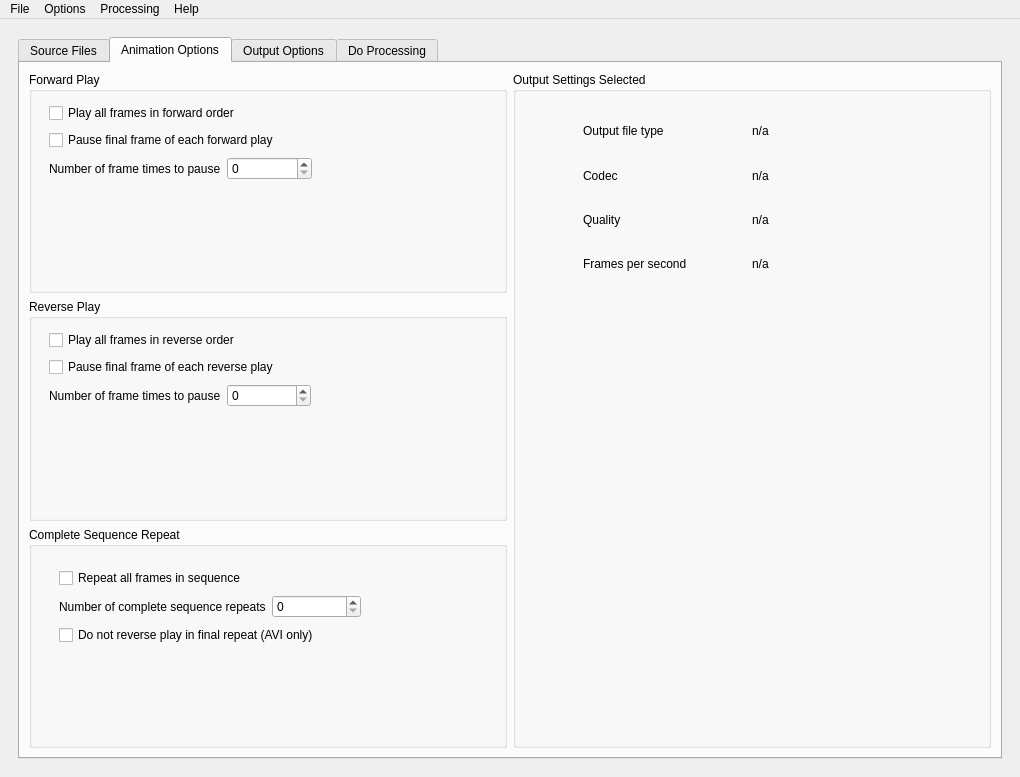
Qt form ui/pipp.ui (openastroproject/oaPIPP) before a commit.
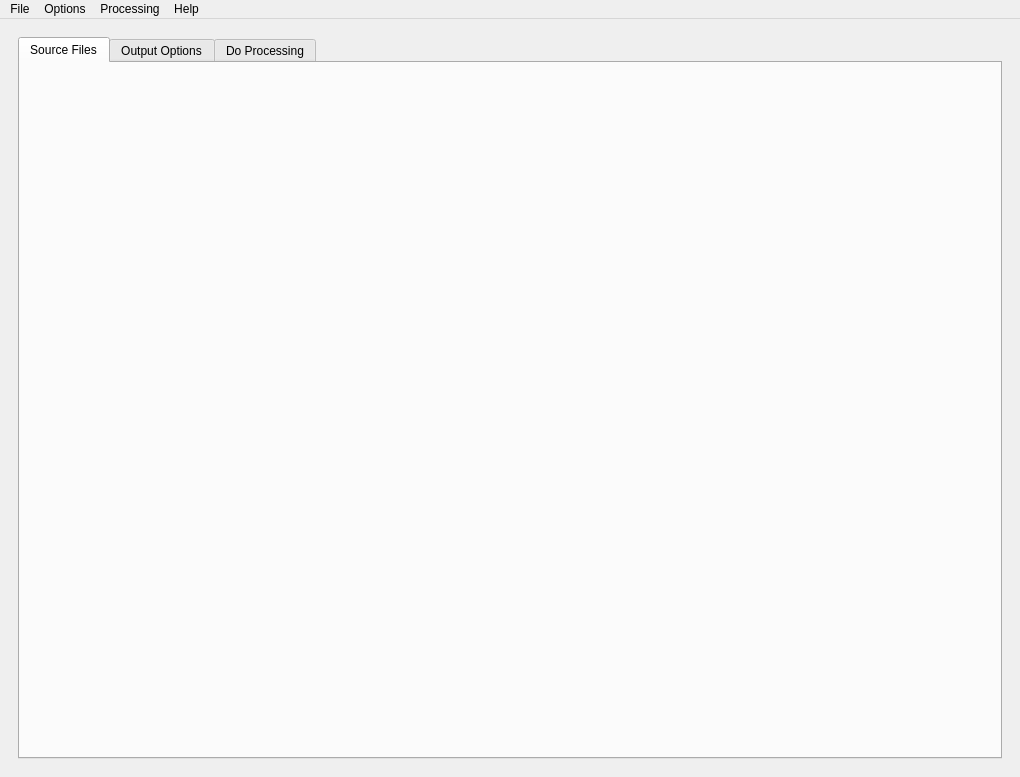
The same form after that commit. The open tabs and pages were chosen to show the change.

Commit message: Implement animation options UI

```diff
--- a/ui/pipp.ui
+++ b/ui/pipp.ui
@@ -30,237 +30,6 @@
           <layout class="QVBoxLayout" name="sourceFilesLayout">
           </layout>
          </widget>
-         <widget class="QWidget" name="animationOptionsTab">
-          <attribute name="title">
-           <string>Animation Options</string>
-          </attribute>
-          <layout class="QHBoxLayout" name="yy1">
-           <item>
-            <layout class="QVBoxLayout" name="animationOptionsLHS">
-             <item>
-              <widget class="QGroupBox" name="yy3">
-               <property name="title">
-                <string>Forward Play</string>
-               </property>
-               <widget class="QWidget" name="layoutWidget_29">
-                <property name="geometry">
-                 <rect>
-                  <x>20</x>
-                  <y>30</y>
-                  <width>263</width>
-                  <height>81</height>
-                 </rect>
-                </property>
-                <layout class="QVBoxLayout" name="verticalLayout_13">
-                 <item>
-                  <widget class="QCheckBox" name="playForward">
-                   <property name="text">
-                    <string>Play all frames in forward order</string>
-                   </property>
-                  </widget>
-                 </item>
-                 <item>
-                  <widget class="QCheckBox" name="pauseFInalForward">
-                   <property name="text">
-                    <string>Pause final frame of each forward play</string>
-                   </property>
-                  </widget>
-                 </item>
-                 <item>
-                  <layout class="QHBoxLayout" name="horizontalLayout_16">
-                   <item>
-                    <widget class="QLabel" name="forwardPauseLabel">
-                     <property name="text">
-                      <string>Number of frame times to pause</string>
-                     </property>
-                    </widget>
-                   </item>
-                   <item>
-                    <widget class="QSpinBox" name="forwardPauseFrames"/>
-                   </item>
-                  </layout>
-                 </item>
-                </layout>
-               </widget>
-              </widget>
-             </item>
-             <item>
-              <widget class="QGroupBox" name="yy4">
-               <property name="title">
-                <string>Reverse Play</string>
-               </property>
-               <widget class="QWidget" name="layoutWidget_30">
-                <property name="geometry">
-                 <rect>
-                  <x>20</x>
-                  <y>30</y>
-                  <width>262</width>
-                  <height>81</height>
-                 </rect>
-                </property>
-                <layout class="QVBoxLayout" name="verticalLayout_14">
-                 <item>
-                  <widget class="QCheckBox" name="playReverse">
-                   <property name="text">
-                    <string>Play all frames in reverse order</string>
-                   </property>
-                  </widget>
-                 </item>
-                 <item>
-                  <widget class="QCheckBox" name="pauseFinalReverse">
-                   <property name="text">
-                    <string>Pause final frame of each reverse play</string>
-                   </property>
-                  </widget>
-                 </item>
-                 <item>
-                  <layout class="QHBoxLayout" name="horizontalLayout_17">
-                   <item>
-                    <widget class="QLabel" name="reversePauseLabel">
-                     <property name="text">
-                      <string>Number of frame times to pause</string>
-                     </property>
-                    </widget>
-                   </item>
-                   <item>
-                    <widget class="QSpinBox" name="reversePauseFrames"/>
-                   </item>
-                  </layout>
-                 </item>
-                </layout>
-               </widget>
-              </widget>
-             </item>
-             <item>
-              <widget class="QGroupBox" name="yy5">
-               <property name="title">
-                <string>Complete Sequence Repeat</string>
-               </property>
-               <widget class="QWidget" name="layoutWidget_31">
-                <property name="geometry">
-                 <rect>
-                  <x>30</x>
-                  <y>40</y>
-                  <width>302</width>
-                  <height>81</height>
-                 </rect>
-                </property>
-                <layout class="QVBoxLayout" name="verticalLayout_15">
-                 <item>
-                  <widget class="QCheckBox" name="repeatFrames">
-                   <property name="text">
-                    <string>Repeat all frames in sequence</string>
-                   </property>
-                  </widget>
-                 </item>
-                 <item>
-                  <layout class="QHBoxLayout" name="horizontalLayout_18">
-                   <item>
-                    <widget class="QLabel" name="repeatsLabel">
-                     <property name="text">
-                      <string>Number of complete sequence repeats</string>
-                     </property>
-                    </widget>
-                   </item>
-                   <item>
-                    <widget class="QSpinBox" name="repeatCount"/>
-                   </item>
-                  </layout>
-                 </item>
-                 <item>
-                  <widget class="QCheckBox" name="dontReverseFinal">
-                   <property name="text">
-                    <string>Do not reverse play in final repeat (AVI only)</string>
-                   </property>
-                  </widget>
-                 </item>
-                </layout>
-               </widget>
-              </widget>
-             </item>
-            </layout>
-           </item>
-           <item>
-            <layout class="QVBoxLayout" name="animationOptionsRHS">
-             <item>
-              <widget class="QGroupBox" name="yy7">
-               <property name="title">
-                <string>Output Settings Selected</string>
-               </property>
-               <widget class="QWidget" name="layoutWidget_32">
-                <property name="geometry">
-                 <rect>
-                  <x>70</x>
-                  <y>40</y>
-                  <width>331</width>
-                  <height>171</height>
-                 </rect>
-                </property>
-                <layout class="QGridLayout" name="gridLayout_11">
-                 <item row="0" column="0">
-                  <widget class="QLabel" name="outputFileTypeLabel">
-                   <property name="text">
-                    <string>Output file type</string>
-                   </property>
-                  </widget>
-                 </item>
-                 <item row="0" column="1">
-                  <widget class="QLabel" name="outputFileType">
-                   <property name="text">
-                    <string>n/a</string>
-                   </property>
-                  </widget>
-                 </item>
-                 <item row="1" column="0">
-                  <widget class="QLabel" name="codecLabel">
-                   <property name="text">
-                    <string>Codec</string>
-                   </property>
-                  </widget>
-                 </item>
-                 <item row="1" column="1">
-                  <widget class="QLabel" name="codec">
-                   <property name="text">
-                    <string>n/a</string>
-                   </property>
-                  </widget>
-                 </item>
-                 <item row="2" column="0">
-                  <widget class="QLabel" name="qualityLabel">
-                   <property name="text">
-                    <string>Quality</string>
-                   </property>
-                  </widget>
-                 </item>
-                 <item row="2" column="1">
-                  <widget class="QLabel" name="quality">
-                   <property name="text">
-                    <string>n/a</string>
-                   </property>
-                  </widget>
-                 </item>
-                 <item row="3" column="0">
-                  <widget class="QLabel" name="fpsLabel">
-                   <property name="text">
-                    <string>Frames per second</string>
-                   </property>
-                  </widget>
-                 </item>
-                 <item row="3" column="1">
-                  <widget class="QLabel" name="fps">
-                   <property name="text">
-                    <string>n/a</string>
-                   </property>
-                  </widget>
-                 </item>
-                </layout>
-               </widget>
-              </widget>
-             </item>
-            </layout>
-           </item>
-          </layout>
-         </widget>
          <widget class="QWidget" name="outputOptionsTab">
           <attribute name="title">
            <string>Output Options</string>
```
The commit also changes 3 other files.
